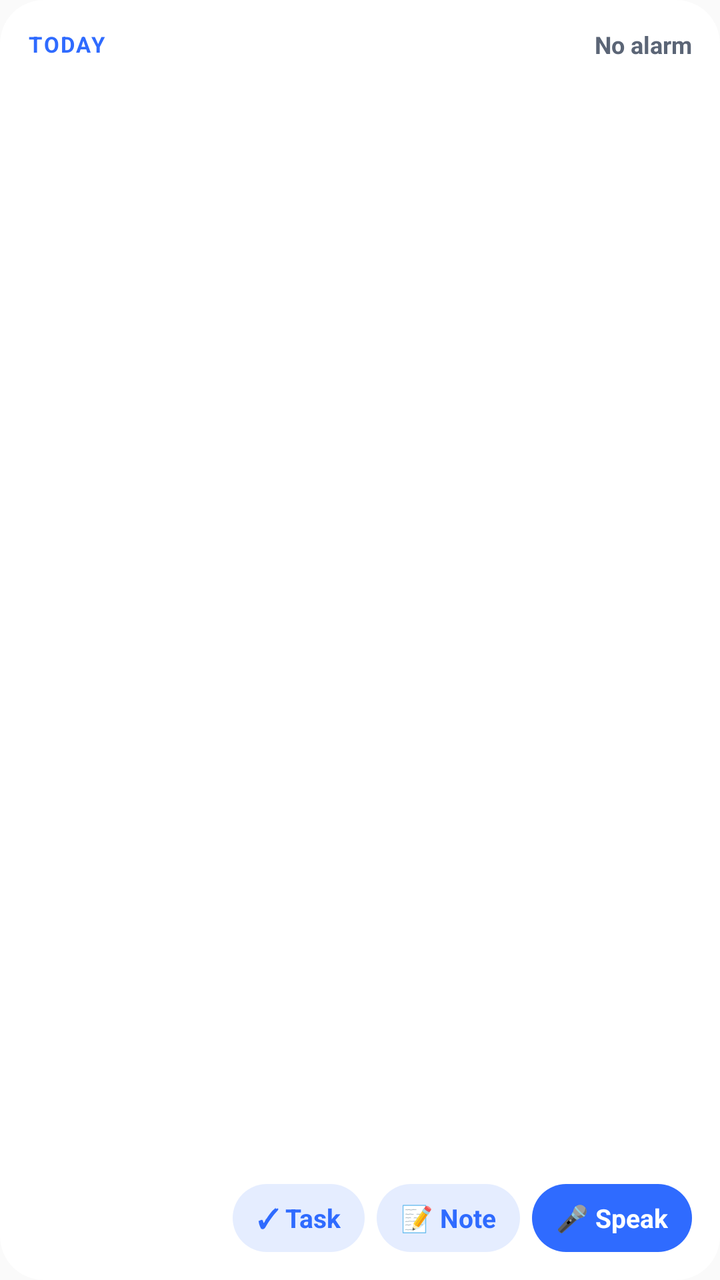
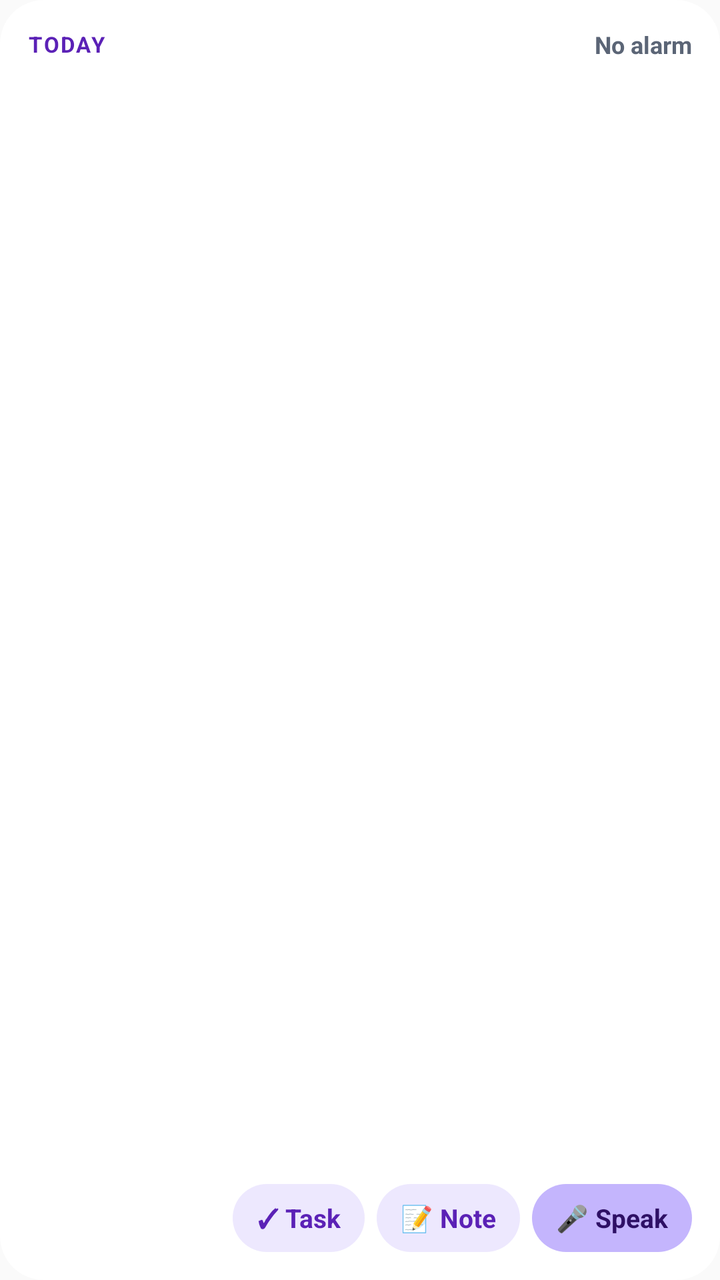

An Android layout rendered at two revisions. The XML below is the earlier revision; the diff shows what the commit changed to produce the second picture.
<!-- AndroidManifest.xml: application theme AppTheme -->
<!-- res/layout/widget_life.xml -->
<?xml version="1.0" encoding="utf-8"?>
<LinearLayout xmlns:android="http://schemas.android.com/apk/res/android"
    android:id="@+id/l_root"
    android:layout_width="match_parent"
    android:layout_height="match_parent"
    android:background="@drawable/widget_life_bg"
    android:orientation="vertical"
    android:padding="14dp">

    <LinearLayout
        android:layout_width="match_parent"
        android:layout_height="wrap_content"
        android:orientation="horizontal"
        android:gravity="center_vertical">
        <TextView
            android:layout_width="0dp"
            android:layout_height="wrap_content"
            android:layout_weight="1"
            android:text="TODAY"
            android:textColor="#2F6BFF"
            android:textSize="11sp"
            android:textStyle="bold"
            android:letterSpacing="0.08" />
        <TextView
            android:id="@+id/l_alarm"
            android:layout_width="wrap_content"
            android:layout_height="wrap_content"
            android:text="No alarm"
            android:textColor="#5B6576"
            android:textSize="12sp"
            android:textStyle="bold" />
    </LinearLayout>

    <TextView android:id="@+id/l_item1" android:layout_width="match_parent" android:layout_height="wrap_content" android:layout_marginTop="6dp" android:maxLines="1" android:ellipsize="end" android:textColor="#111827" android:textSize="14sp" />
    <TextView android:id="@+id/l_item2" android:layout_width="match_parent" android:layout_height="wrap_content" android:layout_marginTop="3dp" android:maxLines="1" android:ellipsize="end" android:textColor="#111827" android:textSize="14sp" />
    <TextView android:id="@+id/l_item3" android:layout_width="match_parent" android:layout_height="wrap_content" android:layout_marginTop="3dp" android:maxLines="1" android:ellipsize="end" android:textColor="#111827" android:textSize="14sp" />
    <TextView android:id="@+id/l_empty" android:layout_width="match_parent" android:layout_height="wrap_content" android:layout_marginTop="6dp" android:textColor="#5B6576" android:textSize="14sp" android:visibility="gone" />

    <View android:layout_width="match_parent" android:layout_height="0dp" android:layout_weight="1" />

    <LinearLayout
        android:layout_width="match_parent"
        android:layout_height="wrap_content"
        android:orientation="horizontal"
        android:gravity="center_vertical">
        <TextView android:id="@+id/l_more" android:layout_width="0dp" android:layout_height="wrap_content" android:layout_weight="1" android:textColor="#5B6576" android:textSize="12sp" />
        <TextView android:id="@+id/l_task" android:layout_width="wrap_content" android:layout_height="34dp" android:gravity="center" android:paddingLeft="12dp" android:paddingRight="12dp" android:background="@drawable/widget_life_btn" android:text="✓ Task" android:textColor="#2F6BFF" android:textSize="13sp" android:textStyle="bold" />
        <TextView android:id="@+id/l_note" android:layout_width="wrap_content" android:layout_height="34dp" android:layout_marginLeft="6dp" android:gravity="center" android:paddingLeft="12dp" android:paddingRight="12dp" android:background="@drawable/widget_life_btn" android:text="📝 Note" android:textColor="#2F6BFF" android:textSize="13sp" android:textStyle="bold" />
        <TextView android:id="@+id/l_voice" android:layout_width="wrap_content" android:layout_height="34dp" android:layout_marginLeft="6dp" android:gravity="center" android:paddingLeft="12dp" android:paddingRight="12dp" android:background="@drawable/widget_life_btn_on" android:text="🎤 Speak" android:textColor="#FFFFFF" android:textSize="13sp" android:textStyle="bold" />
    </LinearLayout>
</LinearLayout>
<!-- resources referenced by this layout -->
<resources>
  <!-- drawable widget_life_bg (drawable) -->
  <?xml version="1.0" encoding="utf-8"?>
  <shape xmlns:android="http://schemas.android.com/apk/res/android" android:shape="rectangle">
      <solid android:color="#F7FFFFFF" />
      <corners android:radius="22dp" />
  </shape>
  <!-- drawable widget_life_btn (drawable) -->
  <?xml version="1.0" encoding="utf-8"?>
  <shape xmlns:android="http://schemas.android.com/apk/res/android" android:shape="rectangle">
      <solid android:color="#1F2F6BFF" />
      <corners android:radius="17dp" />
  </shape>
  <!-- drawable widget_life_btn_on (drawable) -->
  <?xml version="1.0" encoding="utf-8"?>
  <shape xmlns:android="http://schemas.android.com/apk/res/android" android:shape="rectangle">
      <solid android:color="#2F6BFF" />
      <corners android:radius="17dp" />
  </shape>
  <style name="AppTheme" parent="Theme.AppCompat.Light.DarkActionBar">
          
          <item name="colorPrimary">@color/colorPrimary</item>
          <item name="colorPrimaryDark">@color/colorPrimaryDark</item>
          <item name="colorAccent">@color/colorAccent</item>
      </style>
</resources>

<!-- the commit's change to res/layout/widget_life.xml (unified diff, before → after) -->
@@ -17,7 +17,7 @@
             android:layout_height="wrap_content"
             android:layout_weight="1"
             android:text="TODAY"
-            android:textColor="#2F6BFF"
+            android:textColor="#5B21B6"
             android:textSize="11sp"
             android:textStyle="bold"
             android:letterSpacing="0.08" />
@@ -44,8 +44,8 @@
         android:orientation="horizontal"
         android:gravity="center_vertical">
         <TextView android:id="@+id/l_more" android:layout_width="0dp" android:layout_height="wrap_content" android:layout_weight="1" android:textColor="#5B6576" android:textSize="12sp" />
-        <TextView android:id="@+id/l_task" android:layout_width="wrap_content" android:layout_height="34dp" android:gravity="center" android:paddingLeft="12dp" android:paddingRight="12dp" android:background="@drawable/widget_life_btn" android:text="✓ Task" android:textColor="#2F6BFF" android:textSize="13sp" android:textStyle="bold" />
-        <TextView android:id="@+id/l_note" android:layout_width="wrap_content" android:layout_height="34dp" android:layout_marginLeft="6dp" android:gravity="center" android:paddingLeft="12dp" android:paddingRight="12dp" android:background="@drawable/widget_life_btn" android:text="📝 Note" android:textColor="#2F6BFF" android:textSize="13sp" android:textStyle="bold" />
-        <TextView android:id="@+id/l_voice" android:layout_width="wrap_content" android:layout_height="34dp" android:layout_marginLeft="6dp" android:gravity="center" android:paddingLeft="12dp" android:paddingRight="12dp" android:background="@drawable/widget_life_btn_on" android:text="🎤 Speak" android:textColor="#FFFFFF" android:textSize="13sp" android:textStyle="bold" />
+        <TextView android:id="@+id/l_task" android:layout_width="wrap_content" android:layout_height="34dp" android:gravity="center" android:paddingLeft="12dp" android:paddingRight="12dp" android:background="@drawable/widget_life_btn" android:text="✓ Task" android:textColor="#5B21B6" android:textSize="13sp" android:textStyle="bold" />
+        <TextView android:id="@+id/l_note" android:layout_width="wrap_content" android:layout_height="34dp" android:layout_marginLeft="6dp" android:gravity="center" android:paddingLeft="12dp" android:paddingRight="12dp" android:background="@drawable/widget_life_btn" android:text="📝 Note" android:textColor="#5B21B6" android:textSize="13sp" android:textStyle="bold" />
+        <TextView android:id="@+id/l_voice" android:layout_width="wrap_content" android:layout_height="34dp" android:layout_marginLeft="6dp" android:gravity="center" android:paddingLeft="12dp" android:paddingRight="12dp" android:background="@drawable/widget_life_btn_on" android:text="🎤 Speak" android:textColor="#2E1065" android:textSize="13sp" android:textStyle="bold" />
     </LinearLayout>
 </LinearLayout>
<!-- resource entries referenced after the edit -->
@@ -9,13 +9,13 @@
   <!-- drawable widget_life_btn (drawable) -->
   <?xml version="1.0" encoding="utf-8"?>
   <shape xmlns:android="http://schemas.android.com/apk/res/android" android:shape="rectangle">
-      <solid android:color="#1F2F6BFF" />
+      <solid android:color="#33A78BFA" />
       <corners android:radius="17dp" />
   </shape>
   <!-- drawable widget_life_btn_on (drawable) -->
   <?xml version="1.0" encoding="utf-8"?>
   <shape xmlns:android="http://schemas.android.com/apk/res/android" android:shape="rectangle">
-      <solid android:color="#2F6BFF" />
+      <solid android:color="#C4B5FD" />
       <corners android:radius="17dp" />
   </shape>
   <style name="AppTheme" parent="Theme.AppCompat.Light.DarkActionBar">
